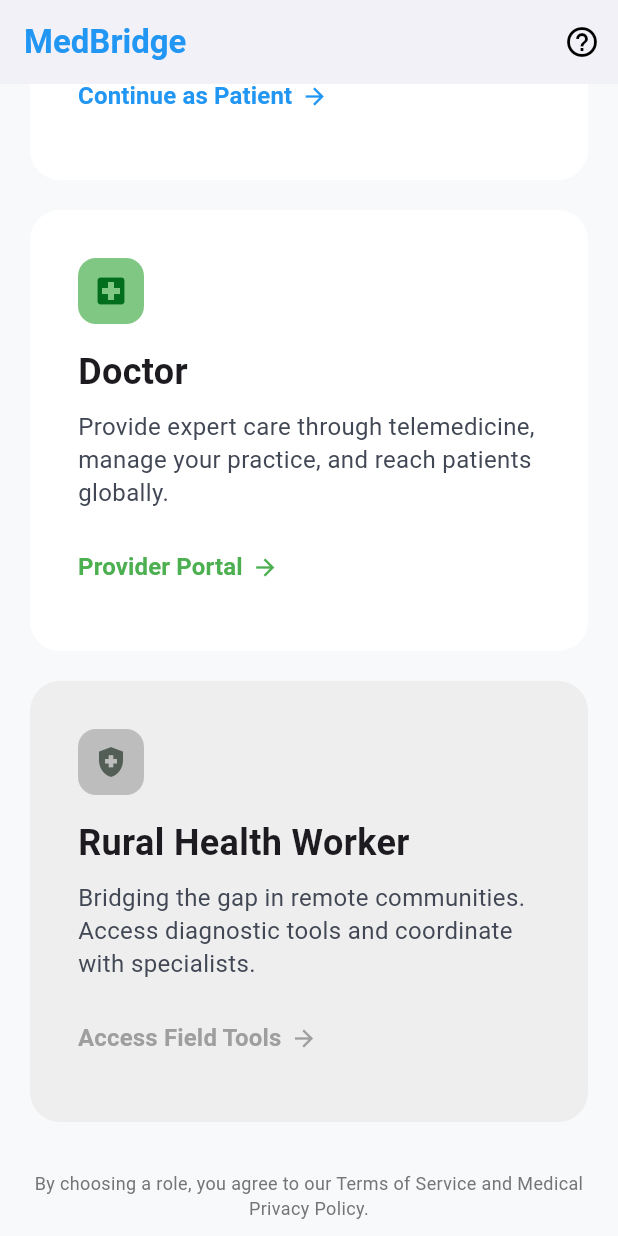
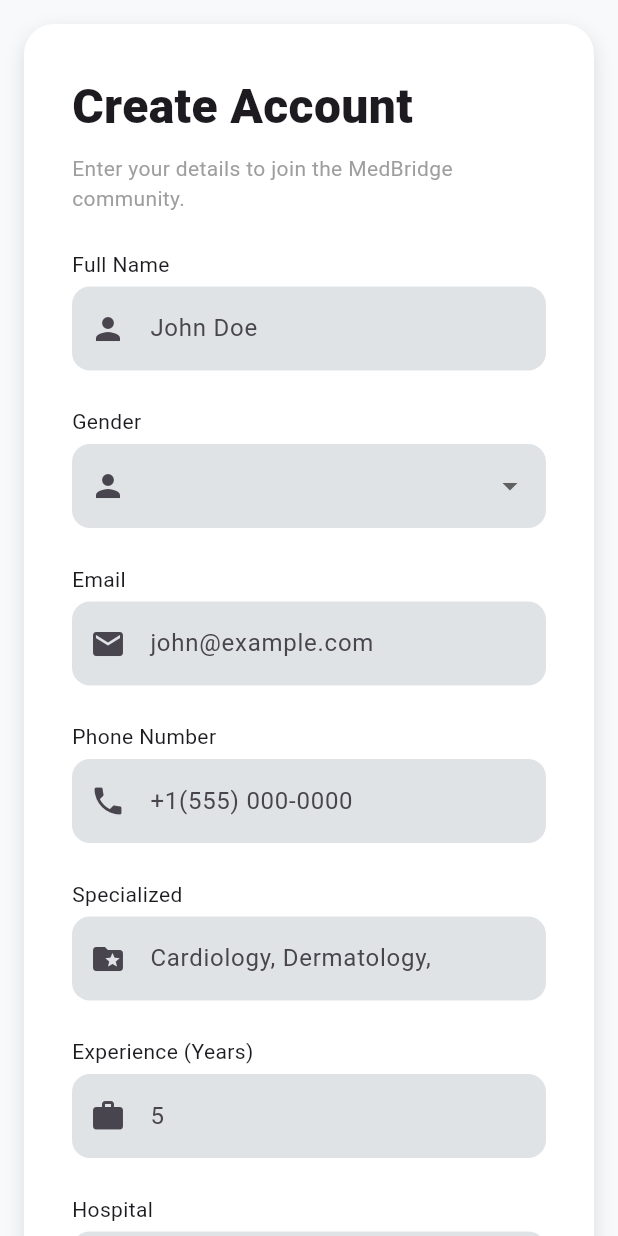
Before and after one commit to emonh001/MedBridgeTelemedicine, a Flutter app: the screen it shows after launch, scrolled down 468 dp, after a tap on "Provider Portal", on a phone screen of 412 x 824 dp. Run offline on Flutter 3.47's test engine with Material 3 defaults, Android fonts, the light colour scheme and no system bars; our stand-ins replace go_router.

Commit message:
sign up screen for doctor added

```diff
--- a/lib/app/routes/app_router.dart
+++ b/lib/app/routes/app_router.dart
@@ -4,7 +4,8 @@
 import 'package:medbridge_telemedicine/app/routes/route_paths.dart';
 import 'package:medbridge_telemedicine/features/auth/presentations/screens/login_screen.dart';
 import 'package:medbridge_telemedicine/features/auth/presentations/screens/role_selection_screen.dart';
-import 'package:medbridge_telemedicine/features/auth/presentations/screens/sign-up-patient-screen.dart';
+import 'package:medbridge_telemedicine/features/auth/presentations/screens/sign_up_doctor_screen.dart';
+import 'package:medbridge_telemedicine/features/auth/presentations/screens/sign_up_patient_screen.dart';
 import 'package:medbridge_telemedicine/features/auth/presentations/screens/splash_screen.dart';
 
 class AppRouter {
@@ -45,6 +46,14 @@
         ),
       ),
 
+      GoRoute(
+        path: RoutePaths.signUpDoctor,
+        name: RouteNames.signUpDoctor,
+        pageBuilder: (context, state) => const MaterialPage(
+          child: SignUpDoctorScreen(),
+        ),
+      ),
+
     ],
 
     // Error handling
--- a/lib/features/auth/presentations/screens/role_selection_screen.dart
+++ b/lib/features/auth/presentations/screens/role_selection_screen.dart
@@ -103,7 +103,8 @@
                   color: Colors.white,
                   iconBg: Colors.green.shade300,
                   onTap: () {
-                    //Navigator.push(context, MaterialPageRoute(builder: (context) => SignUpDoctorScreen()));
+                    context.push(RouteNames.signUpDoctor);
+
                   }, btnColor: Colors.green, iconColor: Color(0xFF006E1C),
                 ),
 
--- /dev/null
+++ b/lib/features/auth/presentations/screens/sign_up_doctor_screen.dart
@@ -0,0 +1,214 @@
+import 'package:flutter/gestures.dart';
+import 'package:flutter/material.dart';
+
+import '../../data/models/validator.dart';
+import '../widgets/dropdown_menu_widget.dart';
+import '../widgets/sign-up-textfield.dart';
+
+
+class SignUpDoctorScreen extends StatefulWidget {
+  const SignUpDoctorScreen({super.key});
+
+  @override
+  State<SignUpDoctorScreen> createState() => _SignUpDoctorScreenState();
+}
+
+class _SignUpDoctorScreenState extends State<SignUpDoctorScreen> {
+  final nameTEController = TextEditingController();
+  final emailTEController = TextEditingController();
+  final phoneTEController = TextEditingController();
+  final passwordTEController = TextEditingController();
+  final confirmPasswordTEController = TextEditingController();
+  final specializedTEController = TextEditingController();
+  final experienceTEController = TextEditingController();
+  final hospitalNameTEController = TextEditingController();
+  final _formKey = GlobalKey<FormState>();
+  bool isChecked = false;
+  bool signUpInProgress = false;
+  String? selectedGender;
+
+  @override
+  Widget build(BuildContext context) {
+    return Scaffold(
+      backgroundColor: const Color(0xFFF7F9FB),
+      body: Center(
+        child: SingleChildScrollView(
+          padding:const EdgeInsets.all(16),
+          child: Container(
+            padding: const EdgeInsets.all(32),
+            decoration: BoxDecoration(
+                color: Colors.white,
+                borderRadius: BorderRadius.circular(20),
+                boxShadow: [
+                  BoxShadow(
+                      color: Colors.black12,
+                      blurRadius: 10,
+                      offset: const Offset(0, 5)
+                  )
+                ]
+            ),
+            child: Form(
+              key: _formKey,
+              autovalidateMode: AutovalidateMode.onUserInteraction,
+              child: Column(
+                crossAxisAlignment: CrossAxisAlignment.start,
+                children: [
+                  Text("Create Account", style: TextStyle(
+                      fontSize: 32,
+                      fontWeight: FontWeight.w800
+                  ),),
+                  const SizedBox(height: 8,),
+                  Text("Enter your details to join the MedBridge community.", style: TextStyle(
+                    color: Colors.grey,
+                    fontWeight: FontWeight.w400,
+                  ),),
+                  const SizedBox(height: 24,),
+                  SignUpTextField(label: 'Full Name', hint: 'John Doe',iconData: Icons.person, textEditingController: nameTEController,
+                    validator: Validators.name,),
+                  DropdownMenuWidget(
+                    value: selectedGender,
+                    label: "Gender",
+                    icon: Icons.person,
+                    items: const ["Male", "Female", "Other"],
+                    onChanged: (value) {
+                      setState(() {
+                        selectedGender = value;
+                      });
+                    },
+                    validator: Validators.gender,
+                  ),
+                  SignUpTextField(label: 'Email', hint: 'john@example.com',iconData: Icons.email, textEditingController: emailTEController,
+                    validator: Validators.email, input: TextInputType.emailAddress,),
+                  SignUpTextField(label: 'Phone Number', hint: '+1(555) 000-0000',iconData: Icons.phone, textEditingController: phoneTEController,
+                    validator: Validators.phone, input: TextInputType.phone,),
+
+                  SignUpTextField(label: 'Specialized', hint: 'Cardiology, Dermatology,',iconData: Icons.folder_special, textEditingController: specializedTEController,
+                    validator: Validators.specialization,),
+                  SignUpTextField(label: 'Experience (Years)', hint: '5',iconData: Icons.work, textEditingController: experienceTEController,
+                    validator: Validators.experience,),
+                  SignUpTextField(label: 'Hospital ', hint: 'Parkview Hospital Limited',iconData: Icons.local_hospital, textEditingController: hospitalNameTEController,
+                    validator: Validators.hospital,),
+                  SignUpTextField(label: 'Password', hint: '******',iconData: Icons.lock, textEditingController: passwordTEController,isPassword: true,
+                    validator: Validators.password,),
+                  SignUpTextField(label: 'Confirm Password', hint: '******',iconData: Icons.lock_reset, textEditingController: confirmPasswordTEController, isPassword: true,
+                    validator: (value) => Validators.confirmPassword(
+                        value,
+                        passwordTEController.text),),
+
+
+                  Padding(
+                    padding: const EdgeInsets.only(top: 8, bottom: 8),
+                    child: Row(
+                      children: [
+                        Checkbox(value: isChecked, onChanged: (value) {
+                          setState(() {
+                            isChecked = value ?? false;
+                          });
+                        }),
+                        Expanded(child: RichText(text: TextSpan(
+                            text: 'By signing up, I agree to the ',
+                            style: TextStyle(
+                                color: Colors.black54
+                            ),
+                            children: [
+                              TextSpan(
+                                  style: TextStyle(
+                                      color: Colors.blue,
+                                      fontWeight: FontWeight.bold
+                                  ),
+                                  text: 'Terms & Conditions',
+                                  recognizer: TapGestureRecognizer()..onTap = _onTapTermsConditionButton
+                              ),
+                              TextSpan(text: " and "),
+                              TextSpan(
+                                text: "Privacy Policy.",
+                                recognizer: TapGestureRecognizer()..onTap = _onTapPrivacyPolicyButton,
+                                style: TextStyle(
+                                    color: Colors.blue
+                                ),
+                              ),
+                            ]
+                        ))),
+                      ],
+                    ),
+                  ),
+
+                  const SizedBox(height: 20),
+
+                  Visibility(
+                    visible: signUpInProgress == false,
+                    replacement: Center(
+                      child: CircularProgressIndicator(),
+                    ),
+                    child: SizedBox(
+                      width: double.infinity,
+                      height: 50,
+                      child: ElevatedButton(onPressed: _onTapSignUpButton,
+                          child: Text('Sign Up')
+                      ),
+                    ),
+                  ),
+                  const SizedBox(height: 24),
+                  Center(
+                    child: RichText(text: TextSpan(
+                        text: 'Already have an account? ',
+                        style: TextStyle(color: Colors.black54, fontSize: 16),
+                        children: [
+                          TextSpan(
+                              text: 'Log In',
+                              style: TextStyle(
+                                color: Colors.blue,
+                              ),
+                              recognizer: TapGestureRecognizer()..onTap = _onTapLoginButton
+                          )
+                        ]
+                    )),
+                  )
+                ],
+              ),
+            ),
+          ),
+        ),
+      ),
+    );
+  }
+
+  void _onTapTermsConditionButton(){}
+  void _onTapPrivacyPolicyButton(){}
+  void _onTapSignUpButton() async{
+    if (!_formKey.currentState!.validate()) return;
+
+    if (!isChecked) {
+      ScaffoldMessenger.of(context).showSnackBar(
+        SnackBar(content: Text('Please accept Terms & Conditions')),
+      );
+      return;
+    }
+    setState(() {
+      signUpInProgress = true;
+    });
+
+    await Future.delayed(Duration(seconds: 2));
+
+    setState(() {
+      signUpInProgress = false;
+    });
+
+    ScaffoldMessenger.of(context).showSnackBar(
+      SnackBar(content: Text('All good')),
+    );
+  }
+  void _onTapLoginButton(){}
+
+  void dispose() {
+    nameTEController.dispose();
+    emailTEController.dispose();
+    phoneTEController.dispose();
+    passwordTEController.dispose();
+    confirmPasswordTEController.dispose();
+    specializedTEController.dispose();
+    experienceTEController.dispose();
+    hospitalNameTEController.dispose();
+    super.dispose();
+  }
+}
```
Also changed, not shown: lib/features/auth/presentations/screens/sign_up_patient_screen.dart (renamed from lib/features/auth/presentations/screens/sign-up-patient-screen.dart).
